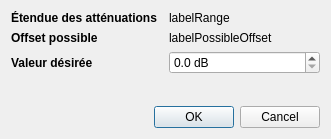
Before: the Qt Designer form sources/editor/tools/change_attenuation/toolchangeattenuation_gui.ui in davy7125/polyphone, drawn with Qt 5.
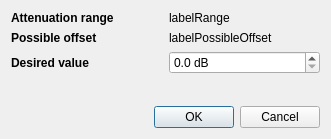
After: the same form once the commit is applied.

Patch:
```diff
--- a/sources/editor/tools/change_attenuation/toolchangeattenuation_gui.ui
+++ b/sources/editor/tools/change_attenuation/toolchangeattenuation_gui.ui
@@ -36,7 +36,7 @@
       </font>
      </property>
      <property name="text">
-      <string>Valeur désirée</string>
+      <string>Desired value</string>
      </property>
     </widget>
    </item>
@@ -62,7 +62,7 @@
       </font>
      </property>
      <property name="text">
-      <string>Offset possible</string>
+      <string>Possible offset</string>
      </property>
     </widget>
    </item>
@@ -75,7 +75,7 @@
       </font>
      </property>
      <property name="text">
-      <string>Étendue des atténuations</string>
+      <string>Attenuation range</string>
      </property>
     </widget>
    </item>
```
